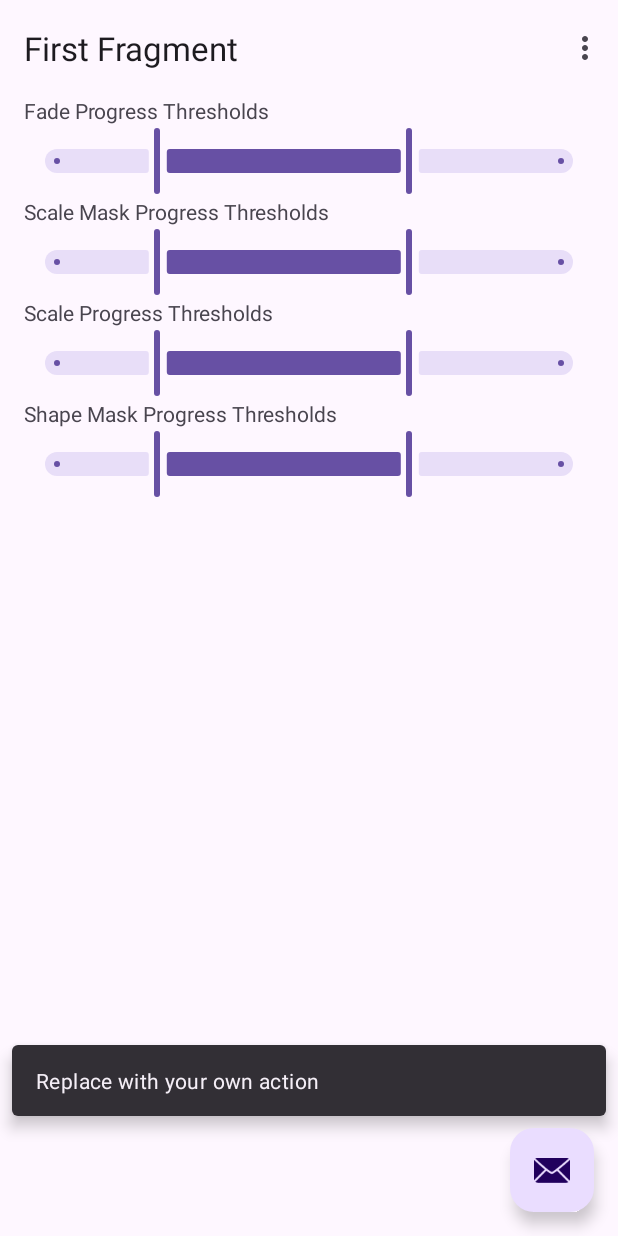
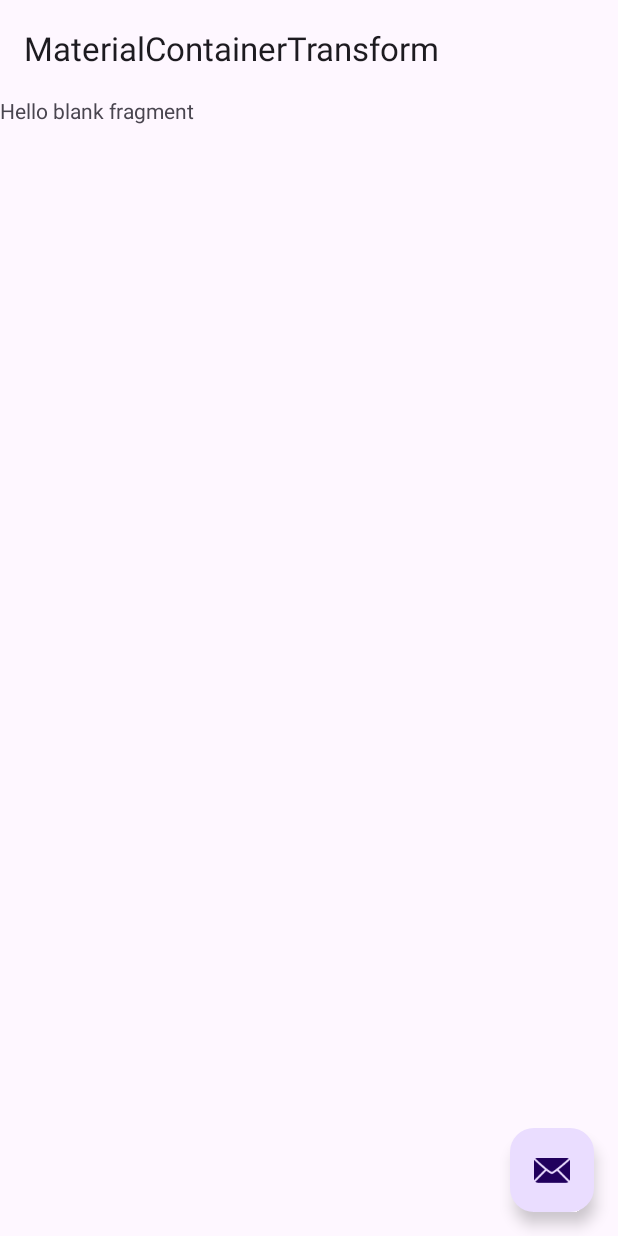
Before and after one commit to AfzalivE/MaterialContainerTransform, an Android app: the screen it shows after launch (MainActivity), after a tap on an icon or button, on a phone screen of 412 x 824 dp. Run offline under Robolectric (Android 15) with nearby library versions, the phone set to English and light mode, and no system bars; our stand-ins replace navigation-ui.

Commit message:
Add second fragment and navigation

```diff
--- a/app/src/main/java/com/afzaln/materialcontainertransform/MainActivity.kt
+++ b/app/src/main/java/com/afzaln/materialcontainertransform/MainActivity.kt
@@ -27,16 +27,13 @@ class MainActivity : AppCompatActivity() {
         binding = ActivityMainBinding.inflate(layoutInflater)
         setContentView(binding.root)
 
-        setSupportActionBar(binding.toolbar)
+        binding.toolbar.setTitle(R.string.app_name)
 
         val navController = findNavController(R.id.nav_host_fragment_content_main)
         appBarConfiguration = AppBarConfiguration(navController.graph)
-        setupActionBarWithNavController(navController, appBarConfiguration)
 
         binding.fab.setOnClickListener { view ->
-            Snackbar.make(view, "Replace with your own action", Snackbar.LENGTH_LONG)
-                .setAnchorView(R.id.fab)
-                .setAction("Action", null).show()
+            findNavController(R.id.nav_host_fragment_content_main).navigate(R.id.action_FirstFragment_to_SecondFragment)
         }
     }
 
--- a/app/src/main/java/com/afzaln/materialcontainertransform/SecondFragment.kt
+++ b/app/src/main/java/com/afzaln/materialcontainertransform/SecondFragment.kt
@@ -14,6 +14,8 @@ class SecondFragment : Fragment() {
     ): View? {
         // Inflate the layout for this fragment
         return inflater.inflate(R.layout.fragment_second, container, false)
+
+//        sharedElementEnterTransition =
     }
 
     companion object {
--- a/app/src/main/res/layout/activity_main.xml
+++ b/app/src/main/res/layout/activity_main.xml
@@ -27,6 +27,7 @@
         android:layout_height="wrap_content"
         android:layout_gravity="bottom|end"
         android:layout_marginEnd="@dimen/fab_margin"
+        android:transitionName="@string/main_activity_fab"
         android:layout_marginBottom="16dp"
         app:srcCompat="@android:drawable/ic_dialog_email" />
 
--- a/app/src/main/res/layout/fragment_second.xml
+++ b/app/src/main/res/layout/fragment_second.xml
@@ -3,6 +3,7 @@
     xmlns:tools="http://schemas.android.com/tools"
     android:layout_width="match_parent"
     android:layout_height="match_parent"
+    android:transitionName="@string/second_transition_name"
     tools:context=".SecondFragment">
 
     <!-- TODO: Update blank fragment layout -->
--- a/app/src/main/res/navigation/nav_graph.xml
+++ b/app/src/main/res/navigation/nav_graph.xml
@@ -11,5 +11,16 @@
         android:label="@string/first_fragment_label"
         tools:layout="@layout/fragment_first">
 
+        <action
+            android:id="@+id/action_FirstFragment_to_SecondFragment"
+            app:destination="@id/SecondFragment" />
+
+    </fragment>
+    <fragment
+        android:id="@+id/SecondFragment"
+        android:name="com.afzaln.materialcontainertransform.SecondFragment"
+        android:label="@string/second_fragment_label"
+        tools:layout="@layout/fragment_second">
+
     </fragment>
 </navigation>
--- a/app/src/main/res/values/strings.xml
+++ b/app/src/main/res/values/strings.xml
@@ -2,10 +2,14 @@
     <string name="app_name">MaterialContainerTransform</string>
     <string name="action_reset">Reset</string>
     <string name="first_fragment_label">First Fragment</string>
+    <string name="second_fragment_label">Second Fragment</string>
     <string name="fade_progress_thresholds">Fade Progress Thresholds</string>
     <string name="scale_mask_progress_thresholds">Scale Mask Progress Thresholds</string>
     <string name="scale_progress_thresholds">Scale Progress Thresholds</string>
     <string name="shape_mask_progress_thresholds">Shape Mask Progress Thresholds</string>
     <!-- TODO: Remove or change this placeholder text -->
     <string name="hello_blank_fragment">Hello blank fragment</string>
+
+    <string name="main_activity_fab">mainActivityFab</string>
+    <string name="second_transition_name">secondFragment</string>
 </resources>
```
